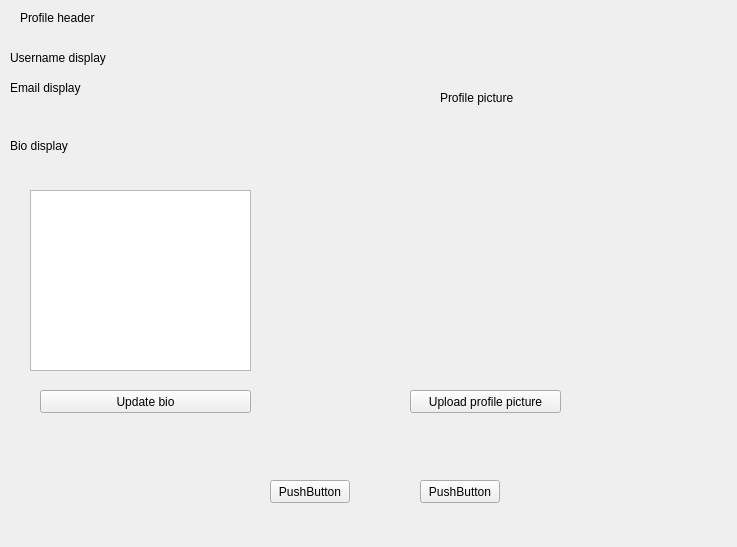
This is gui/ui_component_templates/profile_page.ui in mGarbowski/pipr-piprbook as Qt 5 draws it before an edit. The edited form follows.
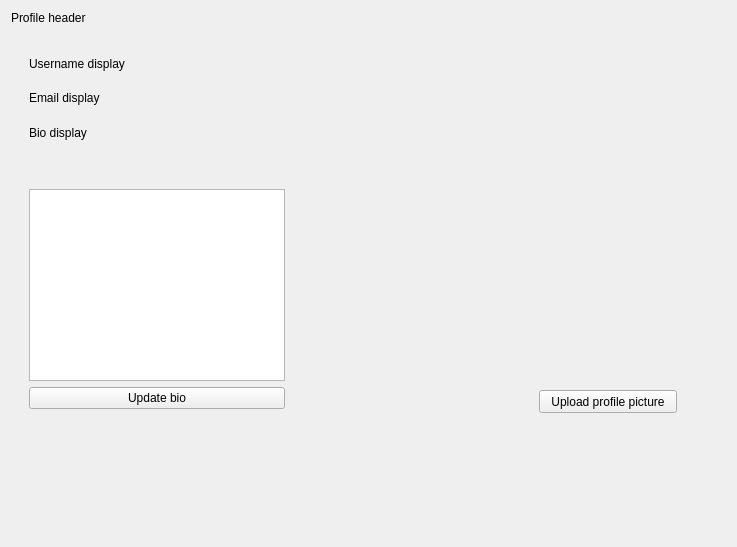
This is the edited form.

Commit message: fixed profile page styling

```diff
--- a/gui/ui_component_templates/profile_page.ui
+++ b/gui/ui_component_templates/profile_page.ui
@@ -13,116 +13,115 @@
   <property name="windowTitle">
    <string>Form</string>
   </property>
-  <widget class="QLabel" name="bio_display">
-   <property name="geometry">
-    <rect>
-     <x>10</x>
-     <y>110</y>
-     <width>241</width>
-     <height>71</height>
-    </rect>
-   </property>
+  <layout class="QVBoxLayout" name="verticalLayout_4">
+   <item>
+    <widget class="QLabel" name="profile_header">
    <property name="text">
-    <string>Bio display</string>
-   </property>
-   <property name="wordWrap">
-    <bool>true</bool>
-   </property>
-  </widget>
-  <widget class="QLabel" name="profile_picture_header">
-   <property name="geometry">
-    <rect>
-     <x>440</x>
-     <y>90</y>
-     <width>151</width>
-     <height>16</height>
-    </rect>
-   </property>
-   <property name="text">
-    <string>Profile picture</string>
-   </property>
-  </widget>
-  <widget class="QTextEdit" name="bio_input">
-   <property name="geometry">
-    <rect>
-     <x>30</x>
-     <y>190</y>
-     <width>221</width>
-     <height>181</height>
-    </rect>
-   </property>
-  </widget>
-  <widget class="QPushButton" name="pushButton_2">
-   <property name="geometry">
-    <rect>
-     <x>420</x>
-     <y>480</y>
-     <width>80</width>
-     <height>23</height>
-    </rect>
-   </property>
-   <property name="text">
-    <string>PushButton</string>
-   </property>
-  </widget>
+      <string>Profile header</string>
+     </property>
+    </widget>
+   </item>
+   <item>
+    <widget class="QWidget" name="widget_5" native="true">
+     <layout class="QHBoxLayout" name="horizontalLayout_2">
+      <item>
+       <widget class="QWidget" name="widget_4" native="true">
+        <layout class="QVBoxLayout" name="verticalLayout_3">
+         <item>
   <widget class="QLabel" name="username_display">
-   <property name="geometry">
-    <rect>
-     <x>10</x>
-     <y>50</y>
-     <width>241</width>
-     <height>16</height>
-    </rect>
-   </property>
    <property name="text">
     <string>Username display</string>
    </property>
   </widget>
+         </item>
+         <item>
   <widget class="QLabel" name="email_display">
-   <property name="geometry">
-    <rect>
-     <x>10</x>
-     <y>80</y>
-     <width>241</width>
-     <height>16</height>
-    </rect>
-   </property>
    <property name="text">
     <string>Email display</string>
    </property>
   </widget>
+         </item>
+         <item>
+          <widget class="QLabel" name="bio_display">
+           <property name="text">
+            <string>Bio display</string>
+           </property>
+           <property name="wordWrap">
+            <bool>true</bool>
+           </property>
+          </widget>
+         </item>
+        </layout>
+       </widget>
+      </item>
+      <item>
+       <widget class="QWidget" name="widget_6" native="true">
+        <layout class="QHBoxLayout" name="horizontalLayout_3">
+         <item>
+          <spacer name="verticalSpacer_2">
+           <property name="orientation">
+            <enum>Qt::Vertical</enum>
+           </property>
+           <property name="sizeHint" stdset="0">
+            <size>
+             <width>20</width>
+             <height>98</height>
+            </size>
+           </property>
+          </spacer>
+         </item>
+        </layout>
+       </widget>
+      </item>
+     </layout>
+    </widget>
+   </item>
+   <item>
+    <widget class="QWidget" name="widget_3" native="true">
+     <layout class="QHBoxLayout" name="horizontalLayout">
+      <item>
+       <widget class="QWidget" name="widget" native="true">
+        <layout class="QVBoxLayout" name="verticalLayout">
+         <item>
+          <widget class="QTextEdit" name="bio_input"/>
+         </item>
+         <item>
   <widget class="QPushButton" name="update_bio_button">
-   <property name="geometry">
-    <rect>
-     <x>40</x>
-     <y>390</y>
-     <width>211</width>
-     <height>23</height>
-    </rect>
-   </property>
    <property name="text">
     <string>Update bio</string>
    </property>
   </widget>
-  <widget class="QPushButton" name="pushButton">
-   <property name="geometry">
-    <rect>
-     <x>270</x>
-     <y>480</y>
-     <width>80</width>
-     <height>23</height>
-    </rect>
-   </property>
-   <property name="text">
-    <string>PushButton</string>
-   </property>
-  </widget>
+         </item>
+        </layout>
+       </widget>
+      </item>
+      <item>
+       <spacer name="horizontalSpacer">
+        <property name="orientation">
+         <enum>Qt::Horizontal</enum>
+        </property>
+        <property name="sizeHint" stdset="0">
+         <size>
+          <width>40</width>
+          <height>20</height>
+         </size>
+        </property>
+       </spacer>
+      </item>
+      <item>
+       <widget class="QWidget" name="widget_2" native="true">
+        <property name="sizePolicy">
+         <sizepolicy hsizetype="Expanding" vsizetype="Preferred">
+          <horstretch>0</horstretch>
+          <verstretch>0</verstretch>
+         </sizepolicy>
+        </property>
   <widget class="QPushButton" name="upload_profile_picture_button">
    <property name="geometry">
     <rect>
-     <x>410</x>
-     <y>390</y>
-     <width>151</width>
+           <x>30</x>
+           <y>210</y>
+           <width>138</width>
      <height>23</height>
     </rect>
    </property>
@@ -130,28 +129,21 @@
     <string>Upload profile picture</string>
    </property>
   </widget>
-  <widget class="QLabel" name="profile_header">
-   <property name="geometry">
-    <rect>
-     <x>20</x>
-     <y>10</y>
-     <width>161</width>
-     <height>16</height>
-    </rect>
-   </property>
-   <property name="text">
-    <string>Profile header</string>
-   </property>
-  </widget>
   <widget class="QLabel" name="profile_picture">
    <property name="geometry">
     <rect>
-     <x>430</x>
-     <y>210</y>
-     <width>59</width>
-     <height>15</height>
-    </rect>
-   </property>
+           <x>9</x>
+           <y>9</y>
+           <width>189</width>
+           <height>192</height>
+          </rect>
+         </property>
+         <property name="sizePolicy">
+          <sizepolicy hsizetype="Minimum" vsizetype="Minimum">
+           <horstretch>0</horstretch>
+           <verstretch>0</verstretch>
+          </sizepolicy>
+         </property>
    <property name="text">
     <string/>
    </property>
@@ -159,6 +151,25 @@
     <bool>true</bool>
    </property>
   </widget>
+       </widget>
+      </item>
+     </layout>
+    </widget>
+   </item>
+   <item>
+    <spacer name="verticalSpacer">
+     <property name="orientation">
+      <enum>Qt::Vertical</enum>
+     </property>
+     <property name="sizeHint" stdset="0">
+      <size>
+       <width>20</width>
+       <height>40</height>
+      </size>
+     </property>
+    </spacer>
+   </item>
+  </layout>
  </widget>
  <resources/>
  <connections/>
```
Lines whose indentation alone changed are shown as unchanged. The commit also changes 1 other file.
